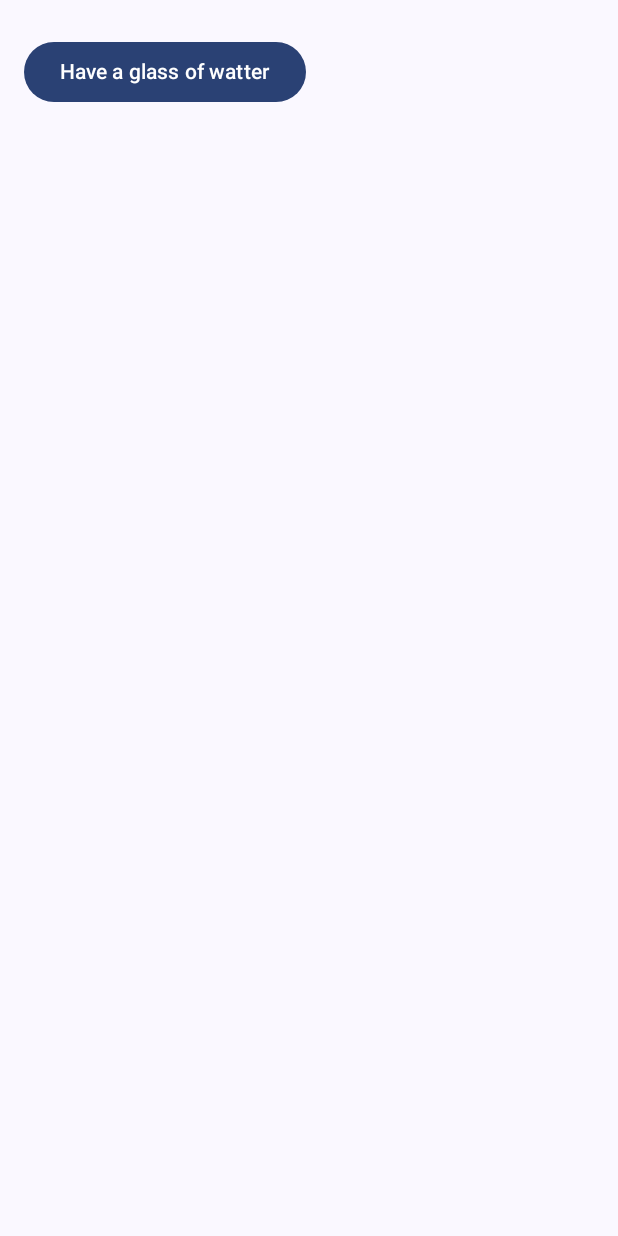
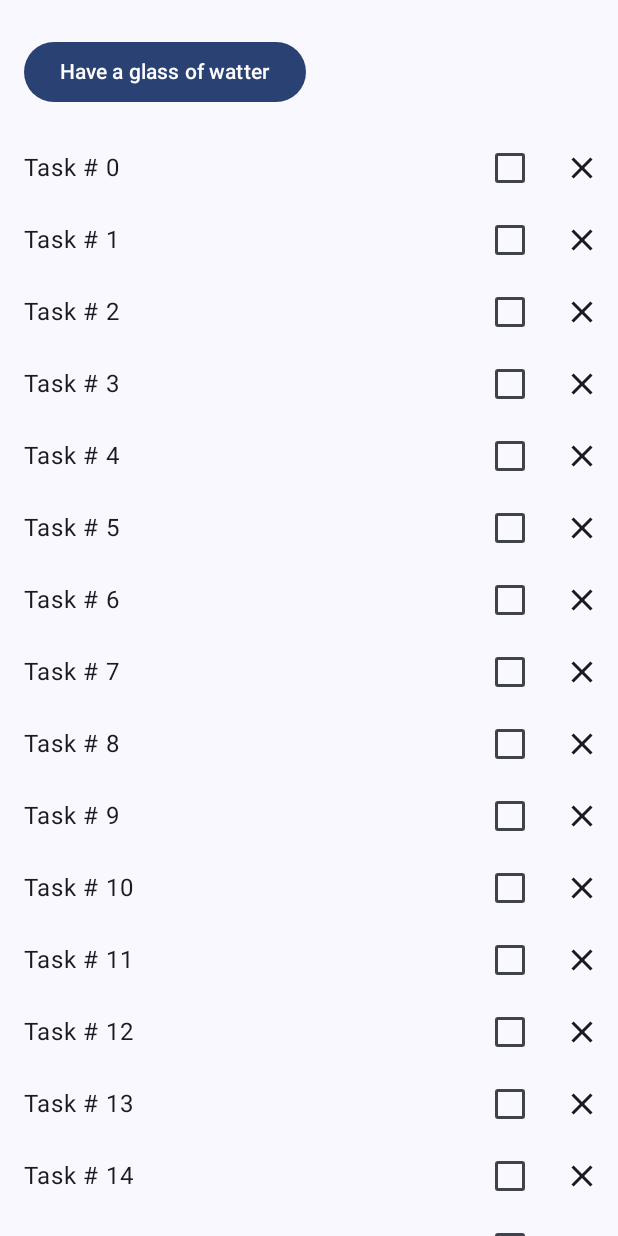
Before and after one commit to s0lver/BasicStateCodelab, an Android app built with Jetpack Compose: the screen it shows after launch (MainActivity), on a phone screen of 412 x 824 dp. Run offline under Robolectric (Android 15) with nearby library versions, the phone set to English and light mode, and no system bars.

Commit message:
Show list of tasks

```diff
--- a/app/src/main/java/com/s0lver/basicstatecodelab/WellnessScreen.kt
+++ b/app/src/main/java/com/s0lver/basicstatecodelab/WellnessScreen.kt
@@ -1,10 +1,13 @@
 package com.s0lver.basicstatecodelab
 
+import androidx.compose.foundation.layout.Column
 import androidx.compose.runtime.Composable
 import androidx.compose.ui.Modifier
 
 @Composable
 fun WellnessScreen(modifier: Modifier = Modifier) {
-    // WaterCounter(modifier)
-    StatefulCounter(modifier)
+    Column(modifier = modifier) {
+        StatefulCounter()
+        WellnessTasksList()
+    }
 }
--- /dev/null
+++ b/app/src/main/java/com/s0lver/basicstatecodelab/WellnessTask.kt
@@ -0,0 +1,3 @@
+package com.s0lver.basicstatecodelab
+
+data class WellnessTask(val id: Int, val label: String)
--- a/app/src/main/java/com/s0lver/basicstatecodelab/WellnessTaskItem.kt
+++ b/app/src/main/java/com/s0lver/basicstatecodelab/WellnessTaskItem.kt
@@ -4,10 +4,15 @@ import androidx.compose.foundation.layout.Row
 import androidx.compose.foundation.layout.padding
 import androidx.compose.material.icons.Icons
 import androidx.compose.material.icons.filled.Close
+import androidx.compose.material3.Checkbox
 import androidx.compose.material3.Icon
 import androidx.compose.material3.IconButton
 import androidx.compose.material3.Text
 import androidx.compose.runtime.Composable
+import androidx.compose.runtime.getValue
+import androidx.compose.runtime.mutableStateOf
+import androidx.compose.runtime.saveable.rememberSaveable
+import androidx.compose.runtime.setValue
 import androidx.compose.ui.Alignment
 import androidx.compose.ui.Modifier
 import androidx.compose.ui.unit.dp
@@ -15,6 +20,8 @@ import androidx.compose.ui.unit.dp
 @Composable
 fun WellnessTaskItem(
     taskName:String,
+    checked: Boolean,
+    onCheckedChange: (Boolean) -> Unit,
     onClose: () -> Unit,
     modifier: Modifier = Modifier
 ) {
@@ -28,8 +35,25 @@ fun WellnessTaskItem(
                .weight(1f)
                .padding(start = 16.dp),
        )
+       Checkbox(checked = checked, onCheckedChange = onCheckedChange)
        IconButton(onClick = onClose) {
            Icon(Icons.Filled.Close, contentDescription = "Close")
        }
    }
 }
+
+@Composable
+fun WellnessTaskItem(
+    taskName: String,
+    modifier: Modifier = Modifier
+) {
+    var checkedState by rememberSaveable { mutableStateOf(false)}
+
+    WellnessTaskItem(
+        taskName = taskName,
+        checked = checkedState,
+        onCheckedChange = { newValue -> checkedState = newValue },
+        onClose = { /*TODO*/ },
+        modifier = modifier)
+
+}
--- /dev/null
+++ b/app/src/main/java/com/s0lver/basicstatecodelab/WellnessTasksList.kt
@@ -0,0 +1,23 @@
+package com.s0lver.basicstatecodelab
+
+import androidx.compose.foundation.lazy.LazyColumn
+import androidx.compose.foundation.lazy.items
+import androidx.compose.runtime.Composable
+import androidx.compose.runtime.remember
+import androidx.compose.ui.Modifier
+
+private fun getWellnessTasks() = List(30) { i ->
+    WellnessTask(i, "Task # $i")
+}
+
+@Composable
+fun WellnessTasksList(
+    modifier: Modifier = Modifier,
+    list: List<WellnessTask> = remember { getWellnessTasks() }
+) {
+    LazyColumn(modifier = modifier) {
+        items(list) { task ->
+            WellnessTaskItem(taskName = task.label)
+        }
+    }
+}
```
Also changed, not shown: app/src/main/java/com/s0lver/basicstatecodelab/WaterCounter.kt (+0 -20 lines).
